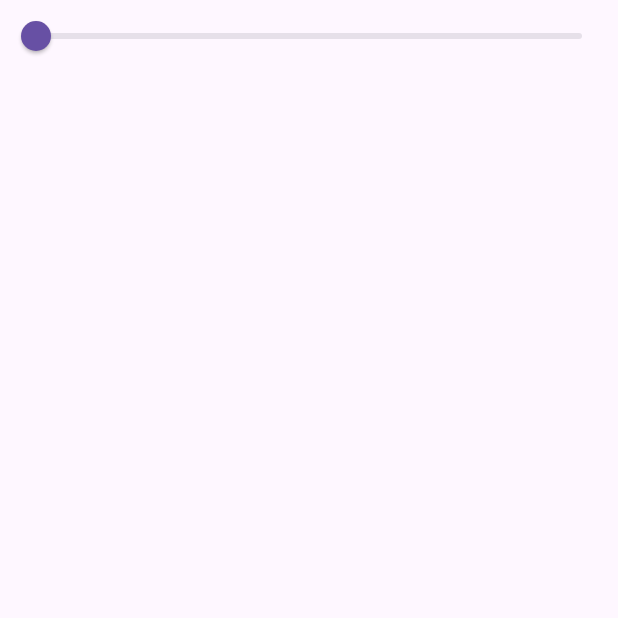
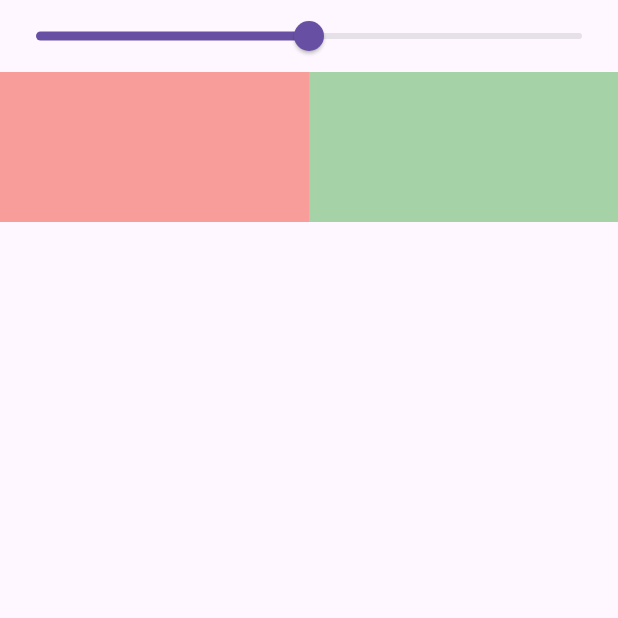
Before and after one commit to aakashshivgan/provider_mvvm_clean, a Flutter app: the screen it shows after launch, on a phone screen of 412 x 824 dp, the top half of it. Run offline on Flutter 3.47's test engine with Material 3 defaults, Android fonts, the phone set to English and light mode, and no system bars.

Commit message:
mdodig slider app

```diff
--- a/lib/provider/slider_provider.dart
+++ b/lib/provider/slider_provider.dart
@@ -1,7 +1,7 @@
 import 'package:flutter/material.dart';
 
 class SliderProvider with ChangeNotifier {
-  double _value = 0;
+  double _value = 0.5;
   double get value => _value;
 
   void setValue(double val) {
--- a/lib/screen/slider_example.dart
+++ b/lib/screen/slider_example.dart
@@ -15,7 +15,8 @@ class _SliderExampleState extends State<SliderExample> {
     print('build');
     final sliderProvider = Provider.of<SliderProvider>(context, listen: false);
     return Scaffold(
-      body: Column(
+      body: SafeArea(
+        child: Column(
           children: [
             Consumer<SliderProvider>(
               builder: (context, value, child) {
@@ -50,6 +51,7 @@ class _SliderExampleState extends State<SliderExample> {
             )
           ],
         ),
+      ),
     );
   }
 }
```
Lines whose indentation alone changed are shown as unchanged.
